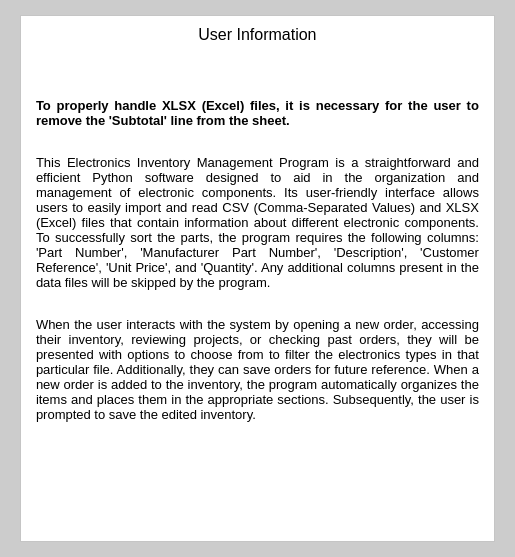
Thomas1B/Electronics-Inventory-Program, file Program_Files/info_window.ui: the form before one commit.
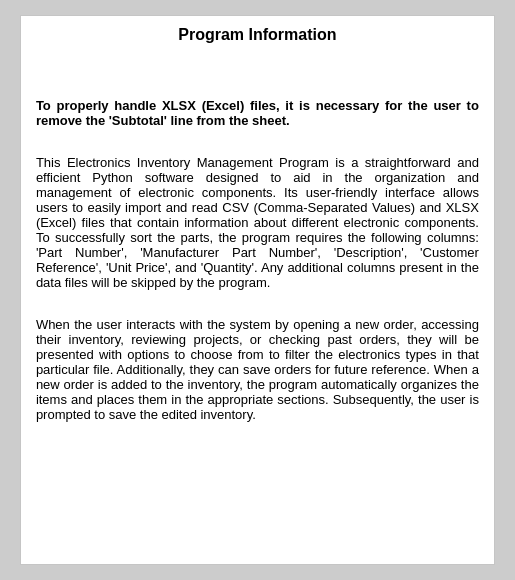
The form after the commit. Icons and pictures are not drawn.

The edit to the form file:
```diff
--- a/Program_Files/info_window.ui
+++ b/Program_Files/info_window.ui
@@ -7,7 +7,7 @@
     <x>0</x>
     <y>0</y>
     <width>515</width>
-    <height>557</height>
+    <height>580</height>
    </rect>
   </property>
   <property name="minimumSize">
@@ -66,7 +66,7 @@
          <x>0</x>
          <y>0</y>
          <width>473</width>
-         <height>507</height>
+         <height>527</height>
         </rect>
        </property>
        <layout class="QVBoxLayout" name="verticalLayout_2">
@@ -93,7 +93,7 @@
            <string notr="true"/>
           </property>
           <property name="text">
-           <string>&lt;html&gt;&lt;head/&gt;&lt;body&gt;&lt;p align=&quot;center&quot;&gt;&lt;span style=&quot; font-size:12pt;&quot;&gt;User Information&lt;/span&gt;&lt;/p&gt;&lt;p align=&quot;justify&quot;&gt;&lt;br/&gt;&lt;/p&gt;&lt;p align=&quot;justify&quot;&gt;&lt;span style=&quot; font-weight:600;&quot;&gt;To properly handle XLSX (Excel) files, it is necessary for the user to remove the 'Subtotal' line from the sheet.&lt;/span&gt;&lt;/p&gt;&lt;p align=&quot;justify&quot;&gt;&lt;br/&gt;This Electronics Inventory Management Program is a straightforward and efficient Python software designed to aid in the organization and management of electronic components. Its user-friendly interface allows users to easily import and read CSV (Comma-Separated Values) and XLSX (Excel) files that contain information about different electronic components. To successfully sort the parts, the program requires the following columns: 'Part Number', 'Manufacturer Part Number', 'Description', 'Customer Reference', 'Unit Price', and 'Quantity'. Any additional columns present in the data files will be skipped by the program.&lt;/p&gt;&lt;p align=&quot;justify&quot;&gt;&lt;br/&gt;When the user interacts with the system by opening a new order, accessing their inventory, reviewing projects, or checking past orders, they will be presented with options to choose from to filter the electronics types in that particular file. Additionally, they can save orders for future reference. When a new order is added to the inventory, the program automatically organizes the items and places them in the appropriate sections. Subsequently, the user is prompted to save the edited inventory.&lt;/p&gt;&lt;/body&gt;&lt;/html&gt;</string>
+           <string>&lt;html&gt;&lt;head/&gt;&lt;body&gt;&lt;p align=&quot;center&quot;&gt;&lt;span style=&quot; font-size:12pt; font-weight:600;&quot;&gt;Program Information&lt;/span&gt;&lt;/p&gt;&lt;p align=&quot;justify&quot;&gt;&lt;br/&gt;&lt;/p&gt;&lt;p align=&quot;justify&quot;&gt;&lt;span style=&quot; font-weight:600;&quot;&gt;To properly handle XLSX (Excel) files, it is necessary for the user to remove the 'Subtotal' line from the sheet.&lt;/span&gt;&lt;/p&gt;&lt;p align=&quot;justify&quot;&gt;&lt;br/&gt;This Electronics Inventory Management Program is a straightforward and efficient Python software designed to aid in the organization and management of electronic components. Its user-friendly interface allows users to easily import and read CSV (Comma-Separated Values) and XLSX (Excel) files that contain information about different electronic components. To successfully sort the parts, the program requires the following columns: 'Part Number', 'Manufacturer Part Number', 'Description', 'Customer Reference', 'Unit Price', and 'Quantity'. Any additional columns present in the data files will be skipped by the program.&lt;/p&gt;&lt;p align=&quot;justify&quot;&gt;&lt;br/&gt;When the user interacts with the system by opening a new order, accessing their inventory, reviewing projects, or checking past orders, they will be presented with options to choose from to filter the electronics types in that particular file. Additionally, they can save orders for future reference. When a new order is added to the inventory, the program automatically organizes the items and places them in the appropriate sections. Subsequently, the user is prompted to save the edited inventory.&lt;/p&gt;&lt;/body&gt;&lt;/html&gt;</string>
           </property>
           <property name="alignment">
            <set>Qt::AlignLeading|Qt::AlignLeft|Qt::AlignTop</set>
```
Left out of the diff: 2 changed lines with no effect on the pictures.
